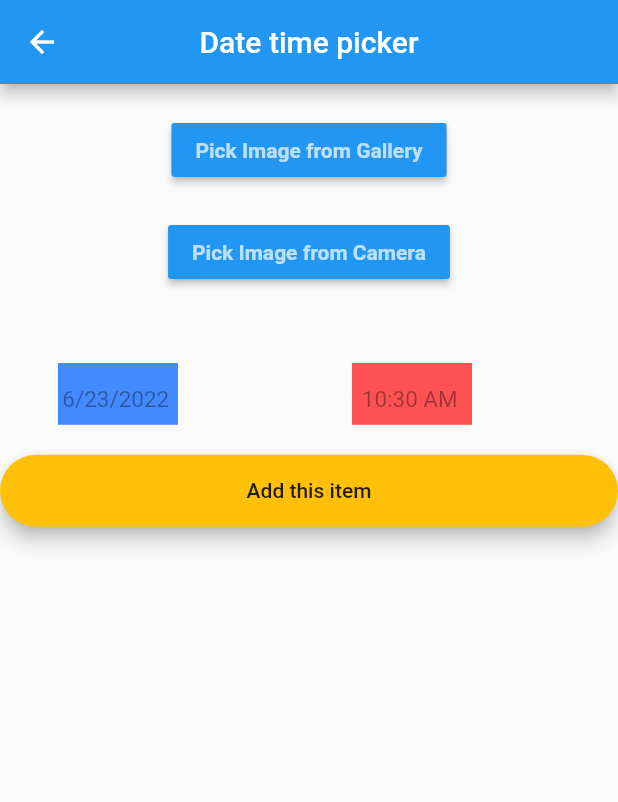
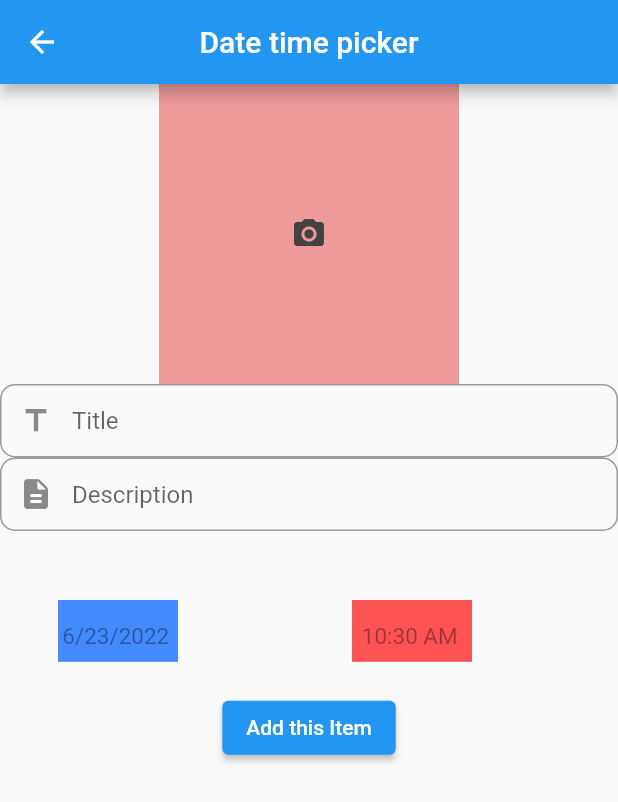
Before and after one commit to Dhruvpshahh/Test, a Flutter app: the DateTimePicker screen opened directly, on a phone screen of 412 x 824 dp. Shown: the top 802 px of the screen. Run offline on Flutter 3.47's test engine with Material 2 defaults, Android fonts, the phone set to English and light mode, and no system bars; our stand-ins replace cloud_firestore, date_format, firebase_auth, firebase_core, fluttertoast, image_picker; accounts and stored records are empty.

```diff
--- a/lib/pages/add_item.dart
+++ b/lib/pages/add_item.dart
@@ -1,8 +1,13 @@
+import 'dart:convert';
+import 'dart:io';
+
+import 'package:cloud_firestore/cloud_firestore.dart';
 import 'package:date_format/date_format.dart';
+import 'package:firebase_auth/firebase_auth.dart';
 import 'package:flutter/material.dart';
+import 'package:http/http.dart' as http;
+import 'package:image_picker/image_picker.dart';
 import 'package:intl/intl.dart';
-import 'package:testx/pages/gallery.dart';
-import 'package:testx/pages/img.dart';
 
 class DateTimePicker extends StatefulWidget {
   @override
@@ -18,10 +23,12 @@ class _DateTimePickerState extends State<DateTimePicker> {
   late String _hour, _minute, _time;
 
   late String dateTime;
-
+  String title = "";
+  String description = "";
   DateTime selectedDate = DateTime.now();
 
   TimeOfDay selectedTime = TimeOfDay(hour: 00, minute: 00);
+  DateTime? pickedDateTime;
 
   TextEditingController _dateController = TextEditingController();
   TextEditingController _timeController = TextEditingController();
@@ -29,10 +36,13 @@ class _DateTimePickerState extends State<DateTimePicker> {
   Future<Null> _selectDate(BuildContext context) async {
     final DateTime? picked = await showDatePicker(
         context: context,
-        initialDate: selectedDate,
+        //initialDate: selectedDate,
         initialDatePickerMode: DatePickerMode.day,
-        firstDate: DateTime(2015),
-        lastDate: DateTime(2101));
+        // firstDate: DateTime(2015),
+        // lastDate: DateTime(2101));
+        initialDate: DateTime.now().add(Duration(days: 1)),
+        firstDate: DateTime.now(),
+        lastDate: DateTime.now().add(Duration(days: 30)));
     if (picked != null)
       setState(() {
         selectedDate = picked;
@@ -56,13 +66,17 @@ class _DateTimePickerState extends State<DateTimePicker> {
             DateTime(2019, 08, 1, selectedTime.hour, selectedTime.minute),
             [hh, ':', nn, " ", am]).toString();
       });
+    if (selectedTime != null) {
+      setState(() {
+        pickedDateTime = DateTime(selectedDate!.year, selectedDate!.month,
+            selectedDate!.day, selectedTime!.hour, selectedTime!.minute);
+      });
+    }
   }
 
-  void _handleURLButtonPress(BuildContext context, var type) {
-    Navigator.push(context,
-        MaterialPageRoute(builder: (context) => ImageFromGalleryEx(type)));
-  }
-
+  var _image;
+  var imagePicker;
+  bool submitted = false;
   @override
   void initState() {
     _dateController.text = DateFormat.yMd().format(DateTime.now());
@@ -71,6 +85,7 @@ class _DateTimePickerState extends State<DateTimePicker> {
         DateTime(2019, 08, 1, DateTime.now().hour, DateTime.now().minute),
         [hh, ':', nn, " ", am]).toString();
     super.initState();
+    imagePicker = new ImagePicker();
   }
 
   @override
@@ -88,35 +103,83 @@ class _DateTimePickerState extends State<DateTimePicker> {
           height: _height,
           child: Column(
             children: <Widget>[
-              SizedBox(height: 20),
+              // SizedBox(height: 20),
               Column(
                 children: <Widget>[
-                  MaterialButton(
-                    color: Colors.blue,
-                    child: Text(
-                      "Pick Image from Gallery",
-                      style: TextStyle(
-                          color: Colors.white70, fontWeight: FontWeight.bold),
+                  // SizedBox(
+                  //   height: 52,
+                  // ),
+                  Center(
+                    child: GestureDetector(
+                      onTap: () async {
+                        var source = ImageSource.gallery;
+                        XFile image = await imagePicker.pickImage(
+                            source: source,
+                            imageQuality: 50,
+                            preferredCameraDevice: CameraDevice.front);
+                        setState(() {
+                          _image = File(image.path);
+                        });
+                      },
+                      child: Container(
+                        width: 200,
+                        height: 200,
+                        decoration: BoxDecoration(color: Colors.red[200]),
+                        child: _image != null
+                            ? Image.file(
+                                _image,
+                                width: 200.0,
+                                height: 200.0,
+                                fit: BoxFit.fitHeight,
+                              )
+                            : Container(
+                                decoration:
+                                    BoxDecoration(color: Colors.red[200]),
+                                width: 200,
+                                height: 200,
+                                child: Icon(
+                                  Icons.camera_alt,
+                                  color: Colors.grey[800],
+                                ),
+                              ),
+                      ),
                     ),
-                    onPressed: () {
-                      _handleURLButtonPress(context, ImageSourceType.gallery);
+                  ),
+                  TextFormField(
+                    onChanged: (value) {
+                      title = value;
                     },
+                    validator: (value) {
+                      if (value == null || value == "")
+                        return "This field cannot be null";
+                    },
+                    textInputAction: TextInputAction.next,
+                    decoration: InputDecoration(
+                        prefixIcon: Icon(Icons.title),
+                        contentPadding: EdgeInsets.fromLTRB(20, 15, 20, 15),
+                        hintText: "Title",
+                        border: OutlineInputBorder(
+                            borderRadius: BorderRadius.circular(10))),
                   ),
-                  SizedBox(height: 20),
-                  MaterialButton(
-                    color: Colors.blue,
-                    child: Text(
-                      "Pick Image from Camera",
-                      style: TextStyle(
-                          color: Colors.white70, fontWeight: FontWeight.bold),
-                    ),
-                    onPressed: () {
-                      _handleURLButtonPress(context, ImageSourceType.camera);
+                  TextFormField(
+                    onChanged: (value) {
+                      description = value;
                     },
+                    validator: (value) {
+                      if (value == null || value == "")
+                        return "This field cannot be null";
+                    },
+                    textInputAction: TextInputAction.next,
+                    decoration: InputDecoration(
+                        prefixIcon: Icon(Icons.description_rounded),
+                        contentPadding: EdgeInsets.fromLTRB(20, 15, 20, 15),
+                        hintText: "Description",
+                        border: OutlineInputBorder(
+                            borderRadius: BorderRadius.circular(10))),
                   ),
                 ],
               ),
-              SizedBox(height: 20),
+              SizedBox(height: 16),
               Row(
                   crossAxisAlignment: CrossAxisAlignment.center,
                   children: <Widget>[
@@ -192,21 +255,74 @@ class _DateTimePickerState extends State<DateTimePicker> {
                     ),
                   ]),
               SizedBox(height: 20),
-              Row(
-                children: <Widget>[
-                  Material(
-                    elevation: 5,
-                    borderRadius: BorderRadius.circular(30),
-                    color: Colors.amber,
-                    child: MaterialButton(
-                      padding: EdgeInsets.fromLTRB(20, 15, 20, 15),
-                      minWidth: MediaQuery.of(context).size.width,
-                      onPressed: () {},
-                      child: Text("Add this item"),
-                    ),
-                  ),
-                ],
-              ),
+              // Row(
+              //   children: <Widget>[
+              //     Material(
+              //         elevation: 5,
+              //         borderRadius: BorderRadius.circular(30),
+              //         color: Colors.amber,
+              //
+              //   ],
+              // ),
+              ElevatedButton(
+                  onPressed: () async {
+                    if (submitted == true) return;
+                    //bool validate = formKey.currentState!.validate();
+                    // if (!validate) return;
+                    if (_image == null) {
+                      ScaffoldMessenger.of(context).showSnackBar(
+                          SnackBar(content: Text("Choose an image")));
+                      return;
+                    }
+                    if (selectedDate == null) {
+                      ScaffoldMessenger.of(context).showSnackBar(SnackBar(
+                          content:
+                              Text("Pick date and time for start auction")));
+                      return;
+                    }
+                    submitted =
+                        true; // setting the submission status to true now
+                    var bytes = _image!.readAsBytesSync();
+                    var headers = {
+                      'Authorization': 'Client-ID f94d5cd3c5c3a07'
+                    };
+                    var request = http.MultipartRequest(
+                        'POST', Uri.parse('https://api.imgur.com/3/image'));
+                    request.fields.addAll({
+                      'image': base64Encode(bytes),
+                    });
+
+                    request.headers.addAll(headers);
+
+                    http.StreamedResponse response = await request.send();
+
+                    if (response.statusCode == 200) {
+                      var data = await response.stream.bytesToString();
+                      print(data);
+                      var body = jsonDecode(data);
+                      print(body);
+                      var imageURL = body["data"]["link"];
+                      await FirebaseFirestore.instance
+                          .collection('auction_items')
+                          .add({
+                        "title": title,
+                        "description": description,
+                        "imageURL": imageURL,
+                        "timestamp": Timestamp.fromDate(pickedDateTime!),
+                        //  "selectedtime": selectedTime,
+                        "seller": FirebaseAuth.instance.currentUser!.email,
+                        "bidPrice": 0,
+                        "bidder": "",
+                      });
+                      ScaffoldMessenger.of(context).showSnackBar(SnackBar(
+                          content: Text("Item added to future auctions")));
+                      Navigator.pop(context);
+                    } else {
+                      submitted = false;
+                      print(response.reasonPhrase);
+                    }
+                  },
+                  child: Text("Add this Item"))
             ],
           )),
     );
--- a/lib/pages/gallery.dart
+++ b/lib/pages/gallery.dart
@@ -41,9 +41,7 @@ class ImageFromGalleryExState extends State<ImageFromGalleryEx> {
           Center(
             child: GestureDetector(
               onTap: () async {
-                var source = type == ImageSourceType.camera
-                    ? ImageSource.camera
-                    : ImageSource.gallery;
+                var source = ImageSource.gallery;
                 XFile image = await imagePicker.pickImage(
                     source: source,
                     imageQuality: 50,
```
Also changed, not shown: lib/Home/home.dart (+4 -5 lines), lib/model/new_item.dart (added, +24 -0 lines).
